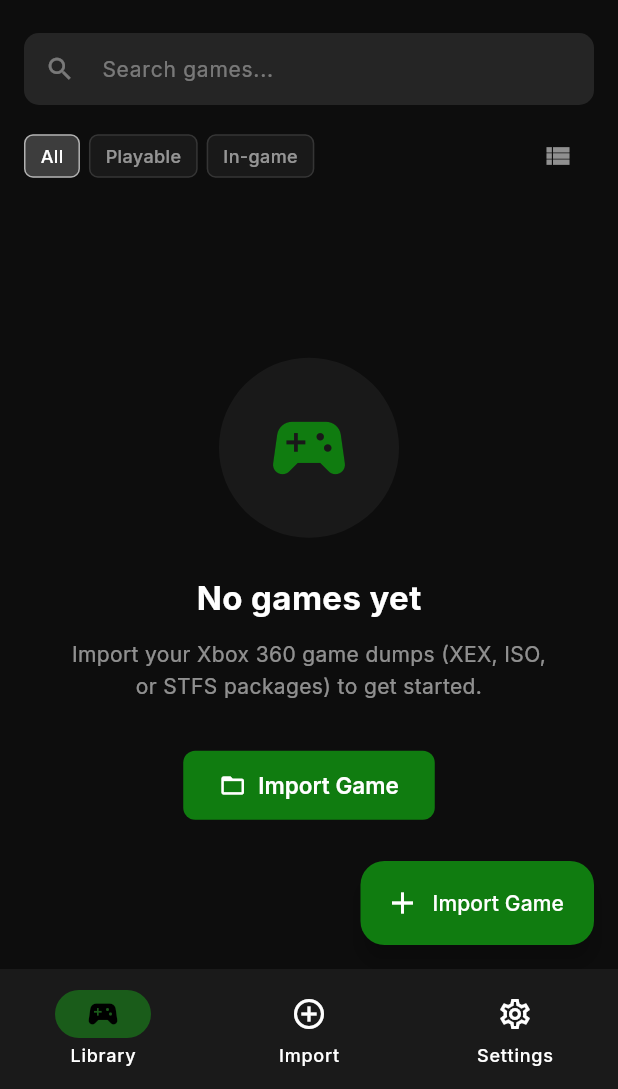
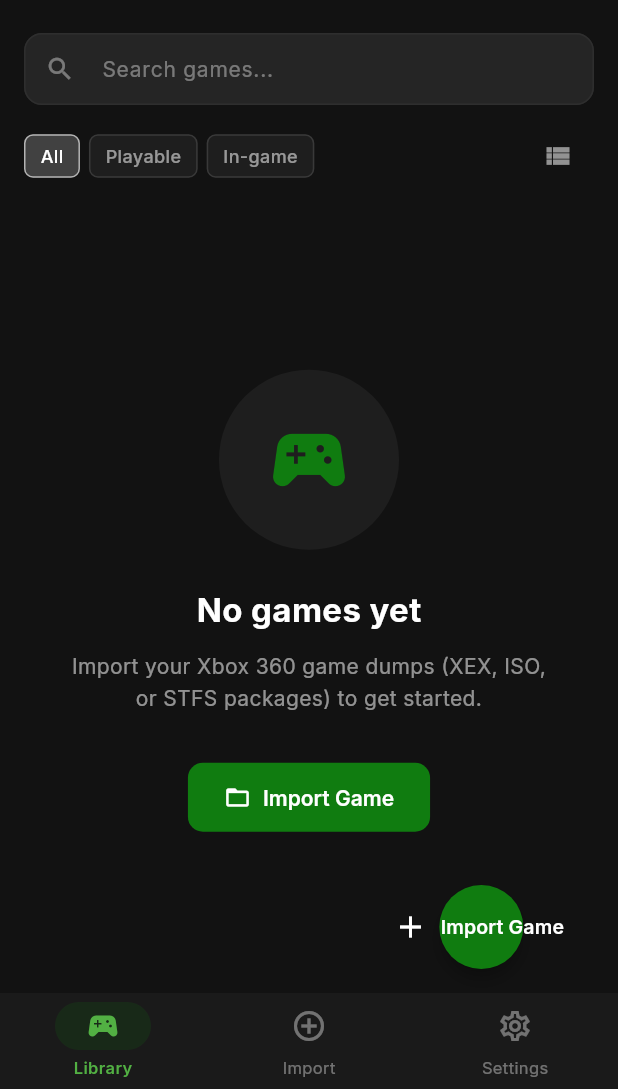
Before and after one commit to ViaXTrace/Xbox360RecompAndroid, a Flutter app: the screen it shows after launch, on a phone screen of 412 x 824 dp, the part 147-1236 px from its top. Run offline on Flutter 3.47's test engine with Material 3 defaults, Android fonts, the light colour scheme and no system bars; our stand-ins replace device_info_plus, file_picker, flutter_riverpod, freezed_annotation, go_router, google_fonts and 3 more; missing offline and left inert: dart:ffi; accounts and stored records are empty; generated files the repository leaves out were written again.

Commit message:
redesign: app_theme - complete UI/UX overhaul

```diff
--- a/lib/core/theme/app_theme.dart
+++ b/lib/core/theme/app_theme.dart
@@ -2,165 +2,254 @@
 import 'package:google_fonts/google_fonts.dart';
 
 class AppTheme {
-  static const _xboxGreen = Color(0xFF107C10);
-  static const _xboxGreenLight = Color(0xFF52B043);
-  static const _xboxDark = Color(0xFF0D0D0D);
-  static const _xboxSurface = Color(0xFF1A1A1A);
-  static const _xboxCard = Color(0xFF252525);
-  static const _xboxCardHover = Color(0xFF303030);
-  static const _xboxBorder = Color(0xFF333333);
+  AppTheme._();
+
+  // Xbox brand colors
+  static const Color xboxGreen = Color(0xFF107C10);
+  static const Color xboxGreenLight = Color(0xFF52B043);
+  static const Color xboxGreenDim = Color(0xFF0D5C0D);
+
+  // Surface hierarchy
+  static const Color bgBase = Color(0xFF0D0D0D);
+  static const Color surface = Color(0xFF1A1A1A);
+  static const Color surfaceVariant = Color(0xFF232323);
+  static const Color card = Color(0xFF1E1E1E);
+  static const Color border = Color(0xFF2E2E2E);
+  static const Color borderLight = Color(0xFF3A3A3A);
+
+  // Button colors (Xbox ABXY)
+  static const Color buttonA = Color(0xFF52B043);
+  static const Color buttonB = Color(0xFFD62B2B);
+  static const Color buttonX = Color(0xFF1F72C4);
+  static const Color buttonY = Color(0xFFD4AC0A);
+
+  // Status colors
+  static const Color statusPlayable = Color(0xFF52B043);
+  static const Color statusIngame = Color(0xFF4A9DE8);
+  static const Color statusBoots = Color(0xFFD4AC0A);
+  static const Color statusNothing = Color(0xFFCF6679);
+  static const Color statusUntested = Color(0xFF777777);
 
   static ThemeData dark() {
-    final base = ThemeData.dark();
-    return base.copyWith(
+    final cs = ColorScheme.dark(
+      primary: xboxGreen,
+      onPrimary: Colors.white,
+      primaryContainer: xboxGreenDim,
+      onPrimaryContainer: xboxGreenLight,
+      secondary: xboxGreenLight,
+      onSecondary: Colors.white,
+      surface: surface,
+      onSurface: Colors.white,
+      surfaceContainerHighest: surfaceVariant,
+      onSurfaceVariant: Colors.white70,
+      outline: border,
+      outlineVariant: borderLight,
+      error: const Color(0xFFCF6679),
+      onError: Colors.white,
+      shadow: Colors.black,
+      scrim: Colors.black87,
+      inverseSurface: Colors.white,
+      onInverseSurface: Colors.black,
+    );
+
+    final textTheme = GoogleFonts.interTextTheme(ThemeData.dark().textTheme).copyWith(
+      displayLarge: GoogleFonts.inter(fontSize: 32, fontWeight: FontWeight.w800, color: Colors.white, letterSpacing: -0.5),
+      displayMedium: GoogleFonts.inter(fontSize: 26, fontWeight: FontWeight.w700, color: Colors.white),
+      headlineLarge: GoogleFonts.inter(fontSize: 22, fontWeight: FontWeight.w700, color: Colors.white),
+      headlineMedium: GoogleFonts.inter(fontSize: 18, fontWeight: FontWeight.w600, color: Colors.white),
+      headlineSmall: GoogleFonts.inter(fontSize: 16, fontWeight: FontWeight.w600, color: Colors.white),
+      titleLarge: GoogleFonts.inter(fontSize: 15, fontWeight: FontWeight.w600, color: Colors.white),
+      titleMedium: GoogleFonts.inter(fontSize: 14, fontWeight: FontWeight.w500, color: Colors.white),
+      titleSmall: GoogleFonts.inter(fontSize: 13, fontWeight: FontWeight.w500, color: Colors.white70),
+      bodyLarge: GoogleFonts.inter(fontSize: 15, color: Colors.white),
+      bodyMedium: GoogleFonts.inter(fontSize: 14, color: Colors.white70),
+      bodySmall: GoogleFonts.inter(fontSize: 12, color: Colors.white54),
+      labelLarge: GoogleFonts.inter(fontSize: 13, fontWeight: FontWeight.w600, color: Colors.white),
+      labelMedium: GoogleFonts.inter(fontSize: 11, fontWeight: FontWeight.w600, color: Colors.white70, letterSpacing: 0.5),
+      labelSmall: GoogleFonts.inter(fontSize: 10, fontWeight: FontWeight.w500, color: Colors.white54, letterSpacing: 0.5),
+    );
+
+    return ThemeData(
       useMaterial3: true,
-      colorScheme: const ColorScheme.dark(
-        primary: _xboxGreen,
-        primaryContainer: Color(0xFF0A4A0A),
-        secondary: _xboxGreenLight,
-        secondaryContainer: Color(0xFF1A5C1A),
-        surface: _xboxSurface,
-        background: _xboxDark,
-        onBackground: Colors.white,
-        onSurface: Colors.white,
-        onPrimary: Colors.white,
-        error: Color(0xFFCF6679),
-        outline: _xboxBorder,
-      ),
-      scaffoldBackgroundColor: _xboxDark,
-      cardTheme: const CardTheme(
-        color: _xboxCard,
-        elevation: 0,
-        shape: RoundedRectangleBorder(
-          borderRadius: BorderRadius.all(Radius.circular(12)),
-        ),
-      ),
-      textTheme: GoogleFonts.interTextTheme(base.textTheme).copyWith(
-        headlineLarge: GoogleFonts.inter(
-          fontSize: 32,
-          fontWeight: FontWeight.w700,
-          color: Colors.white,
-        ),
-        headlineMedium: GoogleFonts.inter(
-          fontSize: 24,
-          fontWeight: FontWeight.w600,
-          color: Colors.white,
-        ),
-        titleLarge: GoogleFonts.inter(
-          fontSize: 20,
-          fontWeight: FontWeight.w600,
-          color: Colors.white,
-        ),
-        titleMedium: GoogleFonts.inter(
-          fontSize: 16,
-          fontWeight: FontWeight.w500,
-          color: Colors.white,
-        ),
-        bodyLarge: GoogleFonts.inter(
-          fontSize: 16,
-          color: Colors.white,
-        ),
-        bodyMedium: GoogleFonts.inter(
-          fontSize: 14,
-          color: Color(0xFFCCCCCC),
-        ),
-        labelMedium: GoogleFonts.inter(
-          fontSize: 12,
-          letterSpacing: 0.5,
-          color: Color(0xFF999999),
-        ),
-      ),
-      appBarTheme: const AppBarTheme(
-        backgroundColor: _xboxDark,
+      colorScheme: cs,
+      textTheme: textTheme,
+      scaffoldBackgroundColor: bgBase,
+      appBarTheme: AppBarTheme(
+        backgroundColor: bgBase,
+        surfaceTintColor: Colors.transparent,
         elevation: 0,
         scrolledUnderElevation: 0,
         centerTitle: false,
-        foregroundColor: Colors.white,
+        iconTheme: const IconThemeData(color: Colors.white),
+        titleTextStyle: GoogleFonts.inter(
+          fontSize: 20, fontWeight: FontWeight.w700, color: Colors.white, letterSpacing: -0.3,
+        ),
+      ),
+      navigationBarTheme: NavigationBarThemeData(
+        backgroundColor: surface,
         surfaceTintColor: Colors.transparent,
+        indicatorColor: xboxGreen.withAlpha(40),
+        iconTheme: WidgetStateProperty.resolveWith((states) {
+          if (states.contains(WidgetState.selected)) {
+            return const IconThemeData(color: xboxGreenLight, size: 24);
+          }
+          return const IconThemeData(color: Colors.white38, size: 24);
+        }),
+        labelTextStyle: WidgetStateProperty.resolveWith((states) {
+          if (states.contains(WidgetState.selected)) {
+            return GoogleFonts.inter(fontSize: 11, fontWeight: FontWeight.w600, color: xboxGreenLight);
+          }
+          return GoogleFonts.inter(fontSize: 11, color: Colors.white38);
+        }),
+        elevation: 0,
+        shadowColor: Colors.transparent,
+        height: 64,
+      ),
+      cardTheme: CardThemeData(
+        color: card,
+        elevation: 0,
+        surfaceTintColor: Colors.transparent,
+        shape: RoundedRectangleBorder(
+          borderRadius: BorderRadius.circular(14),
+          side: const BorderSide(color: border, width: 1),
+        ),
+        margin: EdgeInsets.zero,
+        clipBehavior: Clip.antiAlias,
       ),
       elevatedButtonTheme: ElevatedButtonThemeData(
         style: ElevatedButton.styleFrom(
-          backgroundColor: _xboxGreen,
+          backgroundColor: xboxGreen,
           foregroundColor: Colors.white,
           elevation: 0,
           padding: const EdgeInsets.symmetric(horizontal: 24, vertical: 14),
-          shape: const RoundedRectangleBorder(
-            borderRadius: BorderRadius.all(Radius.circular(8)),
-          ),
-          textStyle: GoogleFonts.inter(
-            fontSize: 15,
-            fontWeight: FontWeight.w600,
-          ),
+          shape: RoundedRectangleBorder(borderRadius: BorderRadius.circular(10)),
+          textStyle: GoogleFonts.inter(fontSize: 14, fontWeight: FontWeight.w600),
         ),
       ),
       outlinedButtonTheme: OutlinedButtonThemeData(
         style: OutlinedButton.styleFrom(
           foregroundColor: Colors.white,
-          side: const BorderSide(color: _xboxBorder),
-          padding: const EdgeInsets.symmetric(horizontal: 24, vertical: 14),
-          shape: const RoundedRectangleBorder(
-            borderRadius: BorderRadius.all(Radius.circular(8)),
-          ),
+          side: const BorderSide(color: border),
+          padding: const EdgeInsets.symmetric(horizontal: 20, vertical: 12),
+          shape: RoundedRectangleBorder(borderRadius: BorderRadius.circular(10)),
+          textStyle: GoogleFonts.inter(fontSize: 14, fontWeight: FontWeight.w500),
         ),
       ),
-      iconButtonTheme: IconButtonThemeData(
-        style: IconButton.styleFrom(
-          foregroundColor: Colors.white,
+      textButtonTheme: TextButtonThemeData(
+        style: TextButton.styleFrom(
+          foregroundColor: xboxGreenLight,
+          textStyle: GoogleFonts.inter(fontSize: 14, fontWeight: FontWeight.w500),
         ),
       ),
-      dividerTheme: const DividerThemeData(
-        color: _xboxBorder,
-        thickness: 1,
+      floatingActionButtonTheme: const FloatingActionButtonThemeData(
+        backgroundColor: xboxGreen,
+        foregroundColor: Colors.white,
+        elevation: 4,
+        shape: CircleBorder(),
+      ),
+      inputDecorationTheme: InputDecorationTheme(
+        filled: true,
+        fillColor: surfaceVariant,
+        border: OutlineInputBorder(
+          borderRadius: BorderRadius.circular(12),
+          borderSide: const BorderSide(color: border),
+        ),
+        enabledBorder: OutlineInputBorder(
+          borderRadius: BorderRadius.circular(12),
+          borderSide: const BorderSide(color: border),
+        ),
+        focusedBorder: OutlineInputBorder(
+          borderRadius: BorderRadius.circular(12),
+          borderSide: const BorderSide(color: xboxGreen, width: 1.5),
+        ),
+        contentPadding: const EdgeInsets.symmetric(horizontal: 16, vertical: 14),
+        hintStyle: GoogleFonts.inter(color: Colors.white38, fontSize: 14),
+        prefixIconColor: Colors.white38,
+        suffixIconColor: Colors.white38,
+      ),
+      dividerTheme: const DividerThemeData(color: border, thickness: 1, space: 1),
+      listTileTheme: ListTileThemeData(
+        tileColor: Colors.transparent,
+        contentPadding: const EdgeInsets.symmetric(horizontal: 16, vertical: 4),
+        titleTextStyle: GoogleFonts.inter(fontSize: 14, fontWeight: FontWeight.w500, color: Colors.white),
+        subtitleTextStyle: GoogleFonts.inter(fontSize: 12, color: Colors.white54),
+        iconColor: Colors.white54,
+        shape: RoundedRectangleBorder(borderRadius: BorderRadius.circular(10)),
+      ),
+      switchTheme: SwitchThemeData(
+        thumbColor: WidgetStateProperty.resolveWith((s) =>
+            s.contains(WidgetState.selected) ? xboxGreenLight : Colors.grey[600]),
+        trackColor: WidgetStateProperty.resolveWith((s) =>
+            s.contains(WidgetState.selected) ? xboxGreen.withAlpha(80) : surfaceVariant),
+        trackOutlineColor: WidgetStateProperty.resolveWith((s) =>
+            s.contains(WidgetState.selected) ? xboxGreen : border),
+      ),
+      sliderTheme: const SliderThemeData(
+        activeTrackColor: xboxGreen,
+        thumbColor: xboxGreenLight,
+        overlayColor: Color(0x2552B043),
+        inactiveTrackColor: border,
+        trackHeight: 3,
+      ),
+      chipTheme: ChipThemeData(
+        backgroundColor: surfaceVariant,
+        selectedColor: xboxGreen.withAlpha(50),
+        labelStyle: GoogleFonts.inter(fontSize: 12, fontWeight: FontWeight.w500, color: Colors.white),
+        side: const BorderSide(color: border),
+        shape: RoundedRectangleBorder(borderRadius: BorderRadius.circular(8)),
+        padding: const EdgeInsets.symmetric(horizontal: 10, vertical: 6),
+      ),
+      progressIndicatorTheme: const ProgressIndicatorThemeData(
+        color: xboxGreen,
+        linearTrackColor: border,
+        circularTrackColor: border,
+        linearMinHeight: 4,
+      ),
+      dialogTheme: DialogThemeData(
+        backgroundColor: surface,
+        surfaceTintColor: Colors.transparent,
+        elevation: 8,
+        shape: RoundedRectangleBorder(
+          borderRadius: BorderRadius.circular(20),
+          side: const BorderSide(color: border),
+        ),
+        titleTextStyle: GoogleFonts.inter(fontSize: 17, fontWeight: FontWeight.w700, color: Colors.white),
+        contentTextStyle: GoogleFonts.inter(fontSize: 14, color: Colors.white70),
+      ),
+      bottomSheetTheme: const BottomSheetThemeData(
+        backgroundColor: surface,
+        surfaceTintColor: Colors.transparent,
+        shape: RoundedRectangleBorder(
+          borderRadius: BorderRadius.vertical(top: Radius.circular(24)),
+        ),
+        dragHandleColor: Color(0xFF444444),
+        showDragHandle: true,
       ),
       snackBarTheme: SnackBarThemeData(
-        backgroundColor: _xboxCard,
-        contentTextStyle: GoogleFonts.inter(color: Colors.white),
-        shape: const RoundedRectangleBorder(
-          borderRadius: BorderRadius.all(Radius.circular(8)),
-        ),
+        backgroundColor: surfaceVariant,
+        contentTextStyle: GoogleFonts.inter(fontSize: 13, color: Colors.white),
+        shape: RoundedRectangleBorder(borderRadius: BorderRadius.circular(10)),
         behavior: SnackBarBehavior.floating,
+        elevation: 4,
+        actionTextColor: xboxGreenLight,
       ),
-      progressIndicatorTheme: const ProgressIndicatorThemeData(
-        color: _xboxGreen,
-        linearTrackColor: _xboxBorder,
+      tabBarTheme: TabBarThemeData(
+        labelColor: xboxGreenLight,
+        unselectedLabelColor: Colors.white38,
+        indicatorColor: xboxGreen,
+        labelStyle: GoogleFonts.inter(fontSize: 13, fontWeight: FontWeight.w600),
+        unselectedLabelStyle: GoogleFonts.inter(fontSize: 13, fontWeight: FontWeight.w400),
+        dividerColor: border,
+        indicatorSize: TabBarIndicatorSize.label,
       ),
-      switchTheme: SwitchThemeData(
-        thumbColor: WidgetStateProperty.resolveWith((states) {
-          if (states.contains(WidgetState.selected)) return _xboxGreen;
-          return Colors.grey;
-        }),
-        trackColor: WidgetStateProperty.resolveWith((states) {
-          if (states.contains(WidgetState.selected)) return _xboxGreenLight.withOpacity(0.3);
-          return _xboxBorder;
-        }),
-      ),
-      sliderTheme: const SliderThemeData(
-        activeTrackColor: _xboxGreen,
-        thumbColor: _xboxGreenLight,
-        overlayColor: Color(0x2052B043),
-        inactiveTrackColor: _xboxBorder,
-      ),
-      dialogTheme: const DialogTheme(
-        backgroundColor: _xboxCard,
-        surfaceTintColor: Colors.transparent,
-        shape: RoundedRectangleBorder(
-          borderRadius: BorderRadius.all(Radius.circular(16)),
-        ),
-      ),
-      bottomSheetTheme: const BottomSheetThemeData(
-        backgroundColor: _xboxSurface,
-        surfaceTintColor: Colors.transparent,
-        shape: RoundedRectangleBorder(
-          borderRadius: BorderRadius.vertical(top: Radius.circular(20)),
-        ),
-      ),
-      chipTheme: ChipThemeData(
-        backgroundColor: _xboxCard,
-        selectedColor: _xboxGreen.withOpacity(0.3),
-        labelStyle: GoogleFonts.inter(fontSize: 12, color: Colors.white),
-        side: const BorderSide(color: _xboxBorder),
-        shape: const RoundedRectangleBorder(
-          borderRadius: BorderRadius.all(Radius.circular(6)),
+      segmentedButtonTheme: SegmentedButtonThemeData(
+        style: ButtonStyle(
+          backgroundColor: WidgetStateProperty.resolveWith((s) =>
+              s.contains(WidgetState.selected) ? xboxGreen.withAlpha(60) : Colors.transparent),
+          foregroundColor: WidgetStateProperty.resolveWith((s) =>
+              s.contains(WidgetState.selected) ? xboxGreenLight : Colors.white54),
+          side: WidgetStateProperty.all(const BorderSide(color: border)),
+          textStyle: WidgetStateProperty.all(GoogleFonts.inter(fontSize: 12, fontWeight: FontWeight.w600)),
         ),
       ),
     );
```
